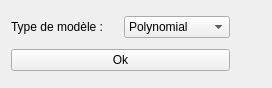
The window that DataPlot/modelchoicewidget.ui (AdelKS/ZeGrapher) describes before a commit, drawn with Qt 5.
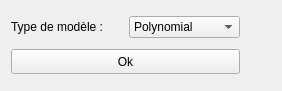
The same window after the commit.

```diff
--- a/DataPlot/modelchoicewidget.ui
+++ b/DataPlot/modelchoicewidget.ui
@@ -6,10 +6,22 @@
    <rect>
     <x>0</x>
     <y>0</y>
-    <width>272</width>
-    <height>88</height>
+    <width>282</width>
+    <height>91</height>
    </rect>
   </property>
+  <property name="sizePolicy">
+   <sizepolicy hsizetype="Preferred" vsizetype="Minimum">
+    <horstretch>0</horstretch>
+    <verstretch>0</verstretch>
+   </sizepolicy>
+  </property>
+  <property name="maximumSize">
+   <size>
+    <width>16777215</width>
+    <height>16777215</height>
+   </size>
+  </property>
   <property name="windowTitle">
    <string>Form</string>
   </property>
@@ -38,6 +50,12 @@
      </item>
      <item>
       <widget class="QPushButton" name="Apply">
+       <property name="maximumSize">
+        <size>
+         <width>16777215</width>
+         <height>25</height>
+        </size>
+       </property>
        <property name="text">
         <string>Ok</string>
        </property>
@@ -49,6 +67,12 @@
     <layout class="QVBoxLayout" name="verticalLayout_3">
      <item>
       <widget class="QPushButton" name="remove">
+       <property name="minimumSize">
+        <size>
+         <width>25</width>
+         <height>25</height>
+        </size>
+       </property>
        <property name="maximumSize">
         <size>
          <width>25</width>
@@ -58,6 +82,12 @@
        <property name="text">
         <string/>
        </property>
+       <property name="iconSize">
+        <size>
+         <width>25</width>
+         <height>25</height>
+        </size>
+       </property>
        <property name="flat">
         <bool>true</bool>
        </property>
```
